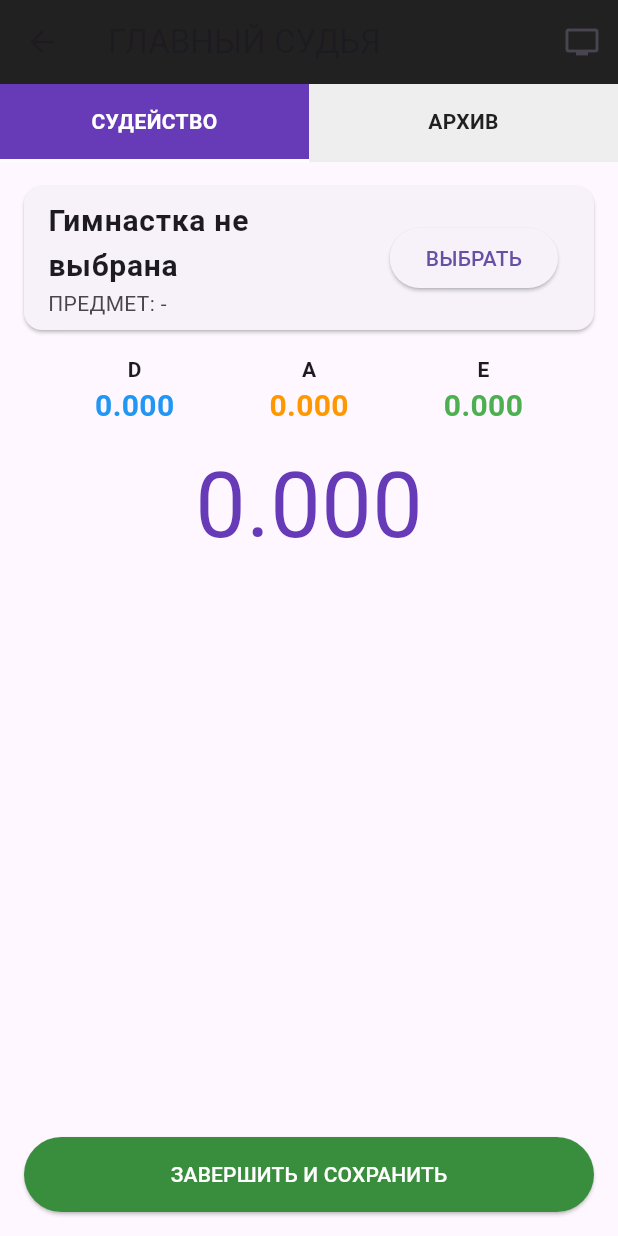
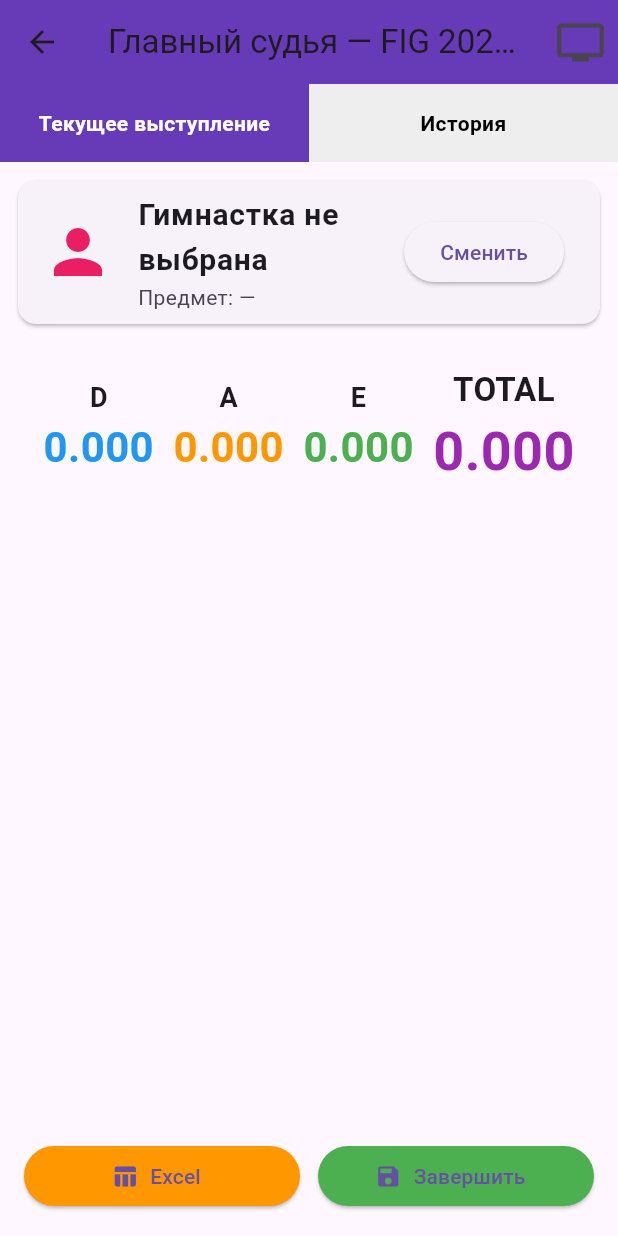
Before and after one commit to Benzokz/rg_judging_fig, a Flutter app: the HeadJudgeScreen screen opened directly, on a phone screen of 412 x 824 dp. Run offline on Flutter 3.47's test engine with Material 3 defaults, Android fonts, the phone set to English and light mode, and no system bars; our stand-ins replace cloud_firestore, firebase_core; missing offline and left inert: dart:html, excel; accounts and stored records are empty; statements that could not run were skipped.

Commit message:
fix: updated head judge screen and fixed excel export

```diff
--- a/lib/screens/head_judge_screen.dart
+++ b/lib/screens/head_judge_screen.dart
@@ -1,9 +1,7 @@
-import 'package:flutter/material.dart' hide Border;
+import 'package:flutter/material.dart';
 import 'package:cloud_firestore/cloud_firestore.dart';
-import 'package:excel/excel.dart' hide Border;
-import 'dart:typed_data';
-import 'dart:js_interop';
-import 'package:web/web.dart' as web;
+import 'package:excel/excel.dart';
+import 'dart:html' as html;
 import 'tv_screen.dart';
 
 class HeadJudgeScreen extends StatefulWidget {
@@ -14,63 +12,35 @@ class HeadJudgeScreen extends StatefulWidget {
 }
 
 class _HeadJudgeScreenState extends State<HeadJudgeScreen> {
-  int _currentTab = 0;
+  int _currentTab = 0; // 0 = Текущее, 1 = История
 
-  void _downloadExcel(Map<String, dynamic> data) {
-    var excel = Excel.createExcel();
-    Sheet sheet = excel['Протокол'];
-    sheet.appendRow([TextCellValue('ПРОТОКОЛ РЕЗУЛЬТАТОВ')]);
-    sheet.appendRow([TextCellValue('Гимнастка: ${data['gymnastName']}')]);
-    sheet.appendRow([TextCellValue('Предмет: ${data['apparatus']}')]);
-    sheet.appendRow([TextCellValue('D: ${data['finalD'] ?? 0.0}')]);
-    sheet.appendRow([TextCellValue('A: ${data['finalA'] ?? 0.0}')]);
-    sheet.appendRow([TextCellValue('E: ${data['finalE'] ?? 0.0}')]);
-    sheet.appendRow([TextCellValue('ИТОГО: ${data['total']}')]);
-
-    final bytes = excel.encode()!;
-    final content = Uint8List.fromList(bytes).toJS;
-    final blob = web.Blob([content].toJS);
-    final url = web.URL.createObjectURL(blob);
-    final anchor = web.document.createElement('a') as web.HTMLAnchorElement;
-    anchor.href = url;
-    anchor.download = "Result_${data['gymnastName']}.xlsx";
-    anchor.click();
-    web.URL.revokeObjectURL(url);
-  }
-
-  double _calculateFigScore(List<double> scores) {
-    if (scores.isEmpty) return 0.0;
-    if (scores.length <= 2) return scores.reduce((a, b) => a + b) / scores.length;
-    List<double> sorted = List.from(scores)..sort();
-    sorted.removeAt(0);
-    sorted.removeLast();
-    return sorted.reduce((a, b) => a + b) / sorted.length;
-  }
-
+  // Выбор гимнастки
   void _selectGymnast() {
     showDialog(
       context: context,
       builder: (context) => AlertDialog(
-        title: const Text('ВЫБОР ГИМНАСТКИ'),
+        title: const Text('Выберите гимнастку'),
         content: SizedBox(
           width: double.maxFinite,
-          height: 400,
+          height: 500,
           child: StreamBuilder<QuerySnapshot>(
             stream: FirebaseFirestore.instance.collection('gymnasts').snapshots(),
             builder: (context, snapshot) {
               if (!snapshot.hasData) return const Center(child: CircularProgressIndicator());
-              final list = snapshot.data!.docs;
+
+              final gymnasts = snapshot.data!.docs;
               return ListView.builder(
-                itemCount: list.length,
-                itemBuilder: (ctx, i) {
-                  final data = list[i].data() as Map<String, dynamic>;
+                itemCount: gymnasts.length,
+                itemBuilder: (context, index) {
+                  final data = gymnasts[index].data() as Map<String, dynamic>;
                   return ListTile(
-                    title: Text(data['fullName'] ?? 'Без имени'),
+                    title: Text(data['fullName'] ?? ''),
+                    subtitle: Text('${data['school'] ?? ''} • ${data['region'] ?? ''}'),
                     onTap: () async {
                       await FirebaseFirestore.instance.collection('routines').doc('current').set({
                         'gymnastName': data['fullName'],
-                        'apparatus': 'Обруч',
-                        'region': data['region'] ?? '',
+                        'gymnastId': gymnasts[index].id,
+                        'apparatus': 'Обруч', // можно потом сделать выбор
                       }, SetOptions(merge: true));
                       Navigator.pop(context);
                     },
@@ -84,8 +54,262 @@ class _HeadJudgeScreenState extends State<HeadJudgeScreen> {
     );
   }
 
-  Future<void> _finishPerformance(String name, String app, double d, double a, double e, double total) async {
-    if (name == "Ожидание..." || name.isEmpty) return;
+  // Экспорт в Excel
+  Future<void> _exportToExcel(
+    BuildContext context,
+    List<QueryDocumentSnapshot> scores,
+    double finalD,
+    double finalA,
+    double finalE,
+    double total,
+    String gymnastName,
+  ) async {
+    var excel = Excel.createExcel();
+    Sheet sheet = excel['Протокол FIG'];
+
+    sheet.appendRow([TextCellValue('ПРОТОКОЛ СУДЕЙСТВА')]);
+    sheet.appendRow([TextCellValue('Художественная гимнастика — FIG 2025-2028')]);
+    sheet.appendRow([TextCellValue('Гимнастка: $gymnastName')]);
+    sheet.appendRow([TextCellValue('Дата: ${DateTime.now().toString().substring(0, 16)}')]);
+    sheet.appendRow([]);
+
+    sheet.appendRow([TextCellValue('№'), TextCellValue('Роль'), TextCellValue('Балл')]);
+
+    for (int i = 0; i < scores.length; i++) {
+      final data = scores[i].data() as Map<String, dynamic>;
+      sheet.appendRow([
+        TextCellValue((i + 1).toString()),
+        TextCellValue(data['role']?.toString() ?? ''),
+        TextCellValue((data['score'] as num).toStringAsFixed(2)),
+      ]);
+    }
+
+    sheet.appendRow([]);
+    sheet.appendRow([TextCellValue('D'), TextCellValue(finalD.toStringAsFixed(3))]);
+    sheet.appendRow([TextCellValue('A'), TextCellValue(finalA.toStringAsFixed(3))]);
+    sheet.appendRow([TextCellValue('E'), TextCellValue(finalE.toStringAsFixed(3))]);
+    sheet.appendRow([TextCellValue('TOTAL'), TextCellValue(total.toStringAsFixed(3))]);
+
+    final bytes = excel.encode()!;
+    final blob = html.Blob([bytes]);
+    final url = html.Url.createObjectUrlFromBlob(blob);
+    final anchor = html.AnchorElement(href: url)
+      ..setAttribute("download", "Протокол_${gymnastName.replaceAll(' ', '_')}.xlsx")
+      ..click();
+    html.Url.revokeObjectUrl(url);
+
+    ScaffoldMessenger.of(context).showSnackBar(
+      const SnackBar(content: Text('✅ Протокол Excel скачан'), backgroundColor: Colors.green),
+    );
+  }
+
+  @override
+  Widget build(BuildContext context) {
+    return Scaffold(
+      appBar: AppBar(
+        title: const Text('Главный судья — FIG 2025-2028'),
+        backgroundColor: Colors.deepPurple,
+        actions: [
+          IconButton(
+            icon: const Icon(Icons.tv, size: 34),
+            onPressed: () => Navigator.push(context, MaterialPageRoute(builder: (_) => const TvScreen())),
+          ),
+        ],
+      ),
+      body: Column(
+        children: [
+          // Вкладки
+          Row(
+            children: [
+              Expanded(child: _tabButton('Текущее выступление', 0)),
+              Expanded(child: _tabButton('История', 1)),
+            ],
+          ),
+
+          Expanded(
+            child: _currentTab == 0 ? _buildCurrentTab() : _buildHistoryTab(),
+          ),
+        ],
+      ),
+    );
+  }
+
+  Widget _tabButton(String text, int tab) {
+    return InkWell(
+      onTap: () => setState(() => _currentTab = tab),
+      child: Container(
+        padding: const EdgeInsets.all(16),
+        color: _currentTab == tab ? Colors.deepPurple : Colors.grey[200],
+        child: Text(
+          text,
+          textAlign: TextAlign.center,
+          style: TextStyle(
+            color: _currentTab == tab ? Colors.white : Colors.black,
+            fontWeight: FontWeight.bold,
+          ),
+        ),
+      ),
+    );
+  }
+
+  Widget _buildCurrentTab() {
+    return StreamBuilder<DocumentSnapshot>(
+      stream: FirebaseFirestore.instance.collection('routines').doc('current').snapshots(),
+      builder: (context, routineSnap) {
+        final rData = routineSnap.data?.data() as Map<String, dynamic>? ?? {};
+        final String gymnastName = rData['gymnastName'] ?? 'Гимнастка не выбрана';
+        final String apparatus = rData['apparatus'] ?? '—';
+
+        return StreamBuilder<QuerySnapshot>(
+          stream: FirebaseFirestore.instance
+              .collection('routines')
+              .doc('current')
+              .collection('scores')
+              .orderBy('timestamp', descending: true)
+              .snapshots(),
+          builder: (context, scoreSnap) {
+            final scores = scoreSnap.data?.docs ?? [];
+
+            final Map<String, List<double>> byRole = {};
+            for (var doc in scores) {
+              final data = doc.data() as Map<String, dynamic>;
+              final role = data['role'] as String;
+              final score = (data['score'] as num).toDouble();
+              byRole.putIfAbsent(role, () => []).add(score);
+            }
+
+            double avg(List<double> list) {
+              if (list.isEmpty) return 0.0;
+              if (list.length <= 2) return list.fold(0.0, (a, b) => a + b) / list.length;
+              list.sort();
+              list.removeAt(0);
+              list.removeAt(list.length - 1);
+              return list.fold(0.0, (a, b) => a + b) / list.length;
+            }
+
+            final d = avg(byRole['DB'] ?? []) + avg(byRole['DA'] ?? []);
+            final a = avg(byRole['A'] ?? []);
+            final e = avg(byRole['E'] ?? []);
+            final total = d + a + e;
+
+            return Column(
+              children: [
+                // Информация о гимнастке
+                Card(
+                  margin: const EdgeInsets.all(12),
+                  child: ListTile(
+                    leading: const Icon(Icons.person, size: 48, color: Colors.pink),
+                    title: Text(gymnastName, style: const TextStyle(fontSize: 20, fontWeight: FontWeight.bold)),
+                    subtitle: Text("Предмет: $apparatus"),
+                    trailing: ElevatedButton(
+                      onPressed: _selectGymnast,
+                      child: const Text('Сменить'),
+                    ),
+                  ),
+                ),
+
+                // Финальный расчёт
+                Container(
+                  padding: const EdgeInsets.all(16),
+                  child: Row(
+                    mainAxisAlignment: MainAxisAlignment.spaceEvenly,
+                    children: [
+                      _buildScoreBox('D', d.toStringAsFixed(3), Colors.blue),
+                      _buildScoreBox('A', a.toStringAsFixed(3), Colors.orange),
+                      _buildScoreBox('E', e.toStringAsFixed(3), Colors.green),
+                      _buildScoreBox('TOTAL', total.toStringAsFixed(3), Colors.purple, isBig: true),
+                    ],
+                  ),
+                ),
+
+                // Оценки судей
+                Expanded(
+                  child: ListView.builder(
+                    itemCount: scores.length,
+                    itemBuilder: (context, i) {
+                      final data = scores[i].data() as Map<String, dynamic>;
+                      return Card(
+                        margin: const EdgeInsets.symmetric(horizontal: 12, vertical: 4),
+                        child: ListTile(
+                          leading: CircleAvatar(child: Text(data['role'].toString())),
+                          title: Text('${data['role']}'),
+                          trailing: Text(
+                            (data['score'] as num).toStringAsFixed(2),
+                            style: const TextStyle(fontSize: 24, fontWeight: FontWeight.bold),
+                          ),
+                        ),
+                      );
+                    },
+                  ),
+                ),
+
+                // Кнопки действий
+                Padding(
+                  padding: const EdgeInsets.all(16),
+                  child: Column(
+                    children: [
+                      Row(
+                        children: [
+                          Expanded(
+                            child: ElevatedButton.icon(
+                              onPressed: () => _exportToExcel(context, scores, d, a, e, total, gymnastName),
+                              icon: const Icon(Icons.table_chart),
+                              label: const Text('Excel'),
+                              style: ElevatedButton.styleFrom(backgroundColor: Colors.orange),
+                            ),
+                          ),
+                          const SizedBox(width: 12),
+                          Expanded(
+                            child: ElevatedButton.icon(
+                              onPressed: () => _finishAndSaveToHistory(gymnastName, apparatus, d, a, e, total),
+                              icon: const Icon(Icons.save),
+                              label: const Text('Завершить'),
+                              style: ElevatedButton.styleFrom(backgroundColor: Colors.green),
+                            ),
+                          ),
+                        ],
+                      ),
+                    ],
+                  ),
+                ),
+              ],
+            );
+          },
+        );
+      },
+    );
+  }
+
+  Widget _buildHistoryTab() {
+    return StreamBuilder<QuerySnapshot>(
+      stream: FirebaseFirestore.instance.collection('history').orderBy('date', descending: true).snapshots(),
+      builder: (context, snapshot) {
+        if (!snapshot.hasData) return const Center(child: CircularProgressIndicator());
+
+        final history = snapshot.data!.docs;
+
+        return ListView.builder(
+          itemCount: history.length,
+          itemBuilder: (context, index) {
+            final data = history[index].data() as Map<String, dynamic>;
+            return Card(
+              margin: const EdgeInsets.all(8),
+              child: ListTile(
+                title: Text(data['gymnastName'] ?? ''),
+                subtitle: Text('${data['apparatus']} • ${data['date'].toDate().toString().substring(0, 16)}'),
+                trailing: Text(
+                  (data['total'] ?? 0.0).toStringAsFixed(3),
+                  style: const TextStyle(fontSize: 22, fontWeight: FontWeight.bold, color: Colors.purple),
+                ),
+              ),
+            );
+          },
+        );
+      },
+    );
+  }
+
+  Future<void> _finishAndSaveToHistory(String name, String app, double d, double a, double e, double total) async {
     await FirebaseFirestore.instance.collection('history').add({
       'gymnastName': name,
       'apparatus': app,
@@ -95,131 +319,24 @@ class _HeadJudgeScreenState extends State<HeadJudgeScreen> {
       'total': total,
       'date': FieldValue.serverTimestamp(),
     });
+
+    // Очистка текущих оценок
     final scores = await FirebaseFirestore.instance.collection('routines').doc('current').collection('scores').get();
-    for (var doc in scores.docs) { await doc.reference.delete(); }
-    await FirebaseFirestore.instance.collection('routines').doc('current').update({
-      'gymnastName': 'Ожидание...',
-      'apparatus': '-',
-    });
-  }
+    for (var doc in scores.docs) {
+      await doc.reference.delete();
+    }
 
-  @override
-  Widget build(BuildContext context) {
-    return Scaffold(
-      appBar: AppBar(
-        title: const Text('ГЛАВНЫЙ СУДЬЯ'),
-        backgroundColor: Colors.black87,
-        actions: [
-          IconButton(
-            icon: const Icon(Icons.tv),
-            onPressed: () => Navigator.push(context, MaterialPageRoute(builder: (_) => const TvScreen())),
-          ),
-        ],
-      ),
-      body: Column(
-        children: [
-          Row(children: [
-            _tabBtn("СУДЕЙСТВО", 0),
-            _tabBtn("АРХИВ", 1),
-          ]),
-          Expanded(child: _currentTab == 0 ? _buildMainSystem() : _buildHistory()),
-        ],
-      ),
+    ScaffoldMessenger.of(context).showSnackBar(
+      const SnackBar(content: Text('✅ Выступление сохранено в историю'), backgroundColor: Colors.green),
     );
   }
 
-  Widget _tabBtn(String t, int i) => Expanded(
-    child: InkWell(
-      onTap: () => setState(() => _currentTab = i),
-      child: Container(
-        padding: const EdgeInsets.all(15),
-        decoration: BoxDecoration(
-          color: _currentTab == i ? Colors.deepPurple : Colors.grey[200],
-          border: Border(bottom: BorderSide(color: _currentTab == i ? Colors.white : Colors.transparent, width: 2)),
-        ),
-        child: Text(t, textAlign: TextAlign.center, style: TextStyle(color: _currentTab == i ? Colors.white : Colors.black87, fontWeight: FontWeight.bold)),
-      ),
-    ),
-  );
-
-  Widget _buildMainSystem() {
-    return StreamBuilder<DocumentSnapshot>(
-      stream: FirebaseFirestore.instance.collection('routines').doc('current').snapshots(),
-      builder: (context, rSnap) {
-        final rData = rSnap.data?.data() as Map<String, dynamic>? ?? {};
-        String gymnastName = rData['gymnastName'] ?? "Гимнастка не выбрана";
-        String apparatus = rData['apparatus'] ?? "-";
-
-        return StreamBuilder<QuerySnapshot>(
-          stream: FirebaseFirestore.instance.collection('routines').doc('current').collection('scores').snapshots(),
-          builder: (context, sSnap) {
-            final docs = sSnap.data?.docs ?? [];
-            Map<String, List<double>> grouped = {};
-            for (var d in docs) {
-              final data = d.data() as Map<String, dynamic>;
-              grouped.putIfAbsent(data['role'], () => []).add((data['score'] as num).toDouble());
-            }
-            double dFinal = _calculateFigScore(grouped['DB'] ?? []) + _calculateFigScore(grouped['DA'] ?? []);
-            double aFinal = _calculateFigScore(grouped['A'] ?? []);
-            double eFinal = _calculateFigScore(grouped['E'] ?? []);
-            double total = dFinal + aFinal + eFinal;
-
-            return Column(
-              children: [
-                Card(margin: const EdgeInsets.all(16), child: ListTile(
-                  title: Text(gymnastName, style: const TextStyle(fontSize: 20, fontWeight: FontWeight.bold)),
-                  subtitle: Text("ПРЕДМЕТ: $apparatus"),
-                  trailing: ElevatedButton(onPressed: _selectGymnast, child: const Text("ВЫБРАТЬ")),
-                )),
-                Row(mainAxisAlignment: MainAxisAlignment.spaceEvenly, children: [
-                  _scoreBox("D", dFinal, Colors.blue),
-                  _scoreBox("A", aFinal, Colors.orange),
-                  _scoreBox("E", eFinal, Colors.green),
-                ]),
-                const SizedBox(height: 10),
-                Text(total.toStringAsFixed(3), style: const TextStyle(fontSize: 60, fontWeight: FontWeight.black, color: Colors.deepPurple)),
-                Expanded(child: ListView.builder(
-                  itemCount: docs.length,
-                  itemBuilder: (context, i) {
-                    final data = docs[i].data() as Map<String, dynamic>;
-                    return ListTile(title: Text("Судья ${data['role']}"), trailing: Text("${data['score']}"));
-                  },
-                )),
-                Padding(padding: const EdgeInsets.all(16), child: ElevatedButton(
-                  style: ElevatedButton.styleFrom(backgroundColor: Colors.green[700], minimumSize: const Size(double.infinity, 50)),
-                  onPressed: () => _finishPerformance(gymnastName, apparatus, dFinal, aFinal, eFinal, total),
-                  child: const Text("ЗАВЕРШИТЬ И СОХРАНИТЬ", style: TextStyle(color: Colors.white)),
-                ))
-              ],
-            );
-          },
-        );
-      },
-    );
-  }
-
-  Widget _scoreBox(String label, double val, Color c) => Column(children: [
-    Text(label, style: const TextStyle(fontWeight: FontWeight.bold)),
-    Text(val.toStringAsFixed(3), style: TextStyle(fontSize: 20, color: c, fontWeight: FontWeight.bold)),
-  ]);
-
-  Widget _buildHistory() {
-    return StreamBuilder<QuerySnapshot>(
-      stream: FirebaseFirestore.instance.collection('history').orderBy('date', descending: true).snapshots(),
-      builder: (context, snap) {
-        if (!snap.hasData) return const Center(child: CircularProgressIndicator());
-        return ListView.builder(
-          itemCount: snap.data!.docs.length,
-          itemBuilder: (context, i) {
-            final d = snap.data!.docs[i].data() as Map<String, dynamic>;
-            return ListTile(
-              title: Text(d['gymnastName']),
-              subtitle: Text("${d['apparatus']} | ${d['total'].toStringAsFixed(3)}"),
-              trailing: IconButton(icon: const Icon(Icons.download), onPressed: () => _downloadExcel(d)),
-            );
-          },
-        );
-      },
+  Widget _buildScoreBox(String label, String value, Color color, {bool isBig = false}) {
+    return Column(
+      children: [
+        Text(label, style: TextStyle(fontSize: isBig ? 22 : 18, fontWeight: FontWeight.bold)),
+        Text(value, style: TextStyle(fontSize: isBig ? 36 : 28, fontWeight: FontWeight.bold, color: color)),
+      ],
     );
   }
 }
```
